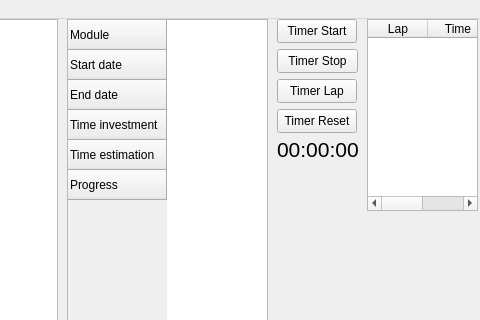
First picture: the form in src/mainwindow.ui, repository Enidable/AkademeMateQt, before the edit; both pictures show x 733 to 1213 and y 0 to 320 of the 1213 by 600 pixel window.
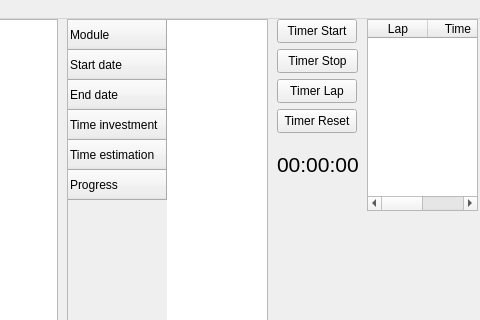
Second picture: the form after the edit.

Commit message:
Fix: Timer reset Issue: Reset button was invisibly covered by time display. fixed
Remove unused resetTimer function in mainwindow. resetTimer is done in studyTimer class.

Diff of the .ui file:
```diff
--- a/src/mainwindow.ui
+++ b/src/mainwindow.ui
@@ -70,9 +70,9 @@
     <property name="geometry">
      <rect>
       <x>1010</x>
-      <y>100</y>
+      <y>120</y>
       <width>81</width>
-      <height>61</height>
+      <height>51</height>
      </rect>
     </property>
     <property name="font">
```
Left out of the diff: 4 changed lines with no effect on the pictures. The commit also changes 2 other files.
